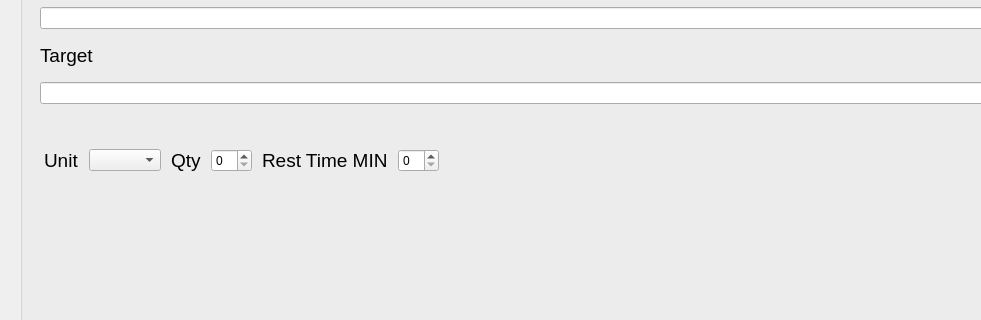
Before: the Qt Designer form editor_exercise.ui in talorno/ArcheryWkoutManager, drawn with Qt 5; both pictures show x 0 to 981 and y 355 to 675 of the 1280 by 800 pixel window.
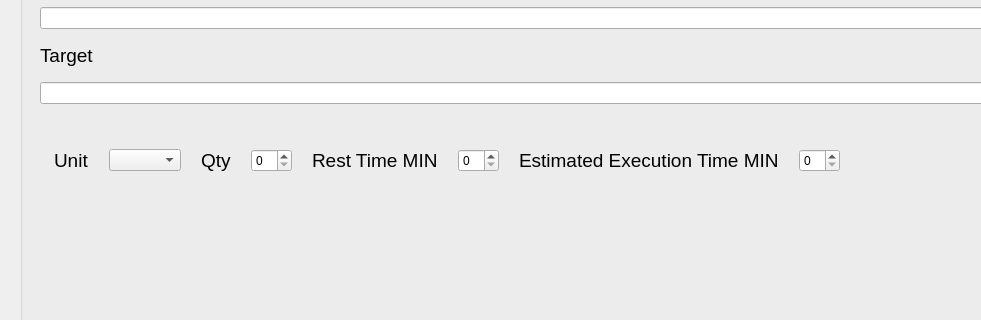
After: the same form once the commit is applied.

Diff of the .ui file:
```diff
--- a/editor_exercise.ui
+++ b/editor_exercise.ui
@@ -243,7 +243,7 @@
      <rect>
       <x>20</x>
       <y>430</y>
-      <width>409</width>
+      <width>821</width>
       <height>51</height>
      </rect>
     </property>
@@ -332,6 +332,34 @@
        </property>
       </widget>
      </item>
+     <item>
+      <widget class="QLabel" name="LBL_exExecTime">
+       <property name="sizePolicy">
+        <sizepolicy hsizetype="Fixed" vsizetype="Fixed">
+         <horstretch>0</horstretch>
+         <verstretch>0</verstretch>
+        </sizepolicy>
+       </property>
+       <property name="font">
+        <font>
+         <pointsize>14</pointsize>
+        </font>
+       </property>
+       <property name="text">
+        <string>Estimated Execution Time MIN</string>
+       </property>
+      </widget>
+     </item>
+     <item>
+      <widget class="QSpinBox" name="SPIN_exExecTime">
+       <property name="sizePolicy">
+        <sizepolicy hsizetype="Maximum" vsizetype="Fixed">
+         <horstretch>0</horstretch>
+         <verstretch>0</verstretch>
+        </sizepolicy>
+       </property>
+      </widget>
+     </item>
     </layout>
    </widget>
    <widget class="QPushButton" name="BTN_SaveEx">
```
Left out of the diff: 4 changed lines with no effect on the pictures.
